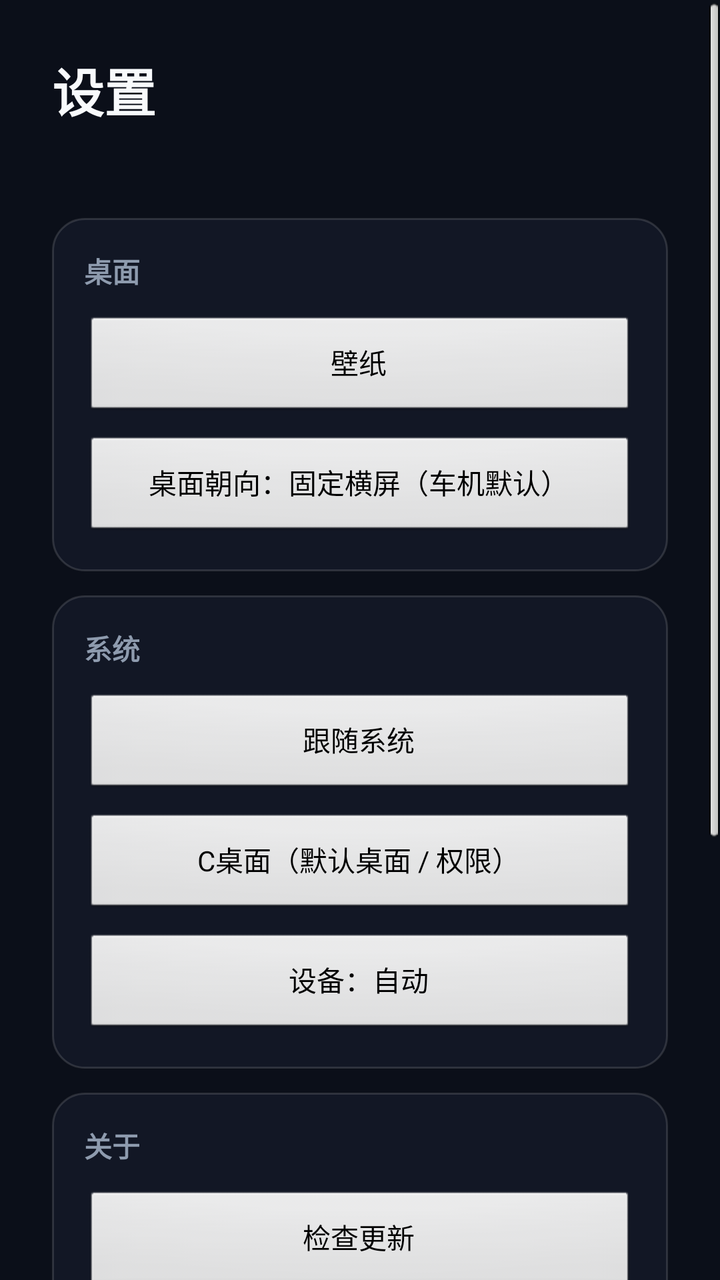
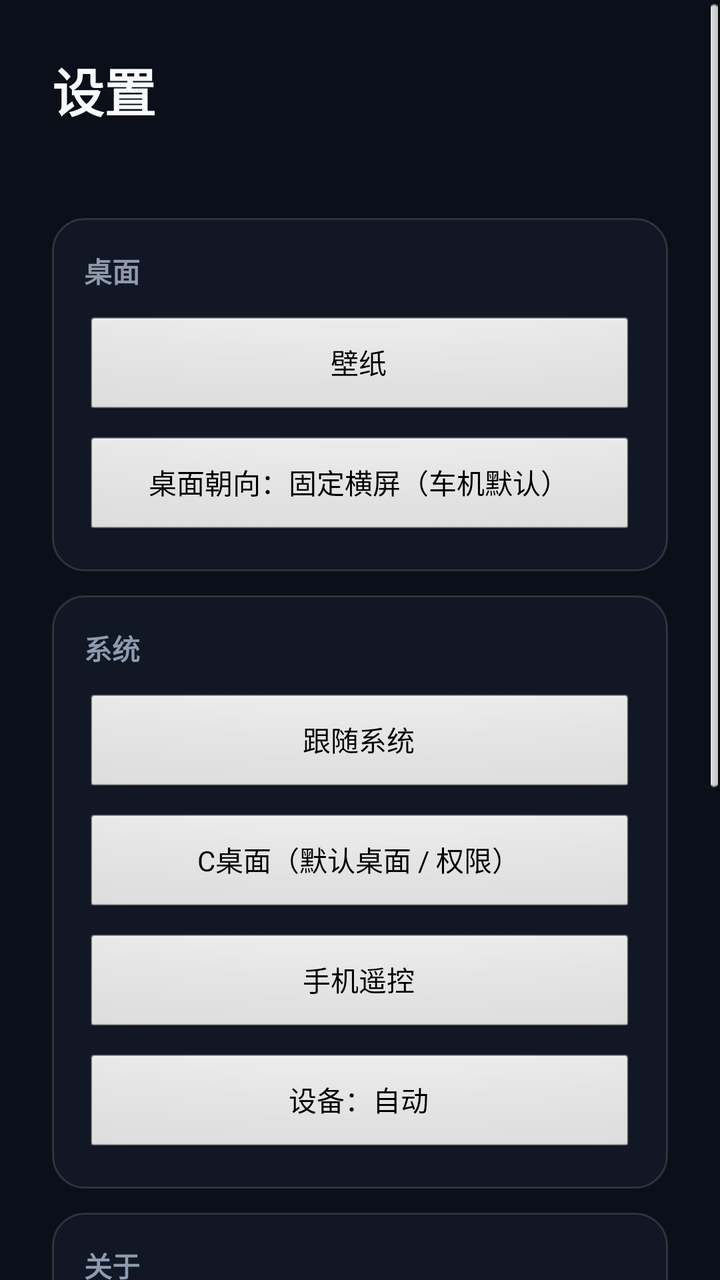

Before-and-after screenshots of an Android layout around one commit, followed by the original layout XML and the change that was made.
<!-- AndroidManifest.xml: application theme AppTheme -->
<!-- res/layout/activity_settings.xml -->
<?xml version="1.0" encoding="utf-8"?>
<ScrollView xmlns:android="http://schemas.android.com/apk/res/android"
    android:id="@+id/scrollSettings"
    android:layout_width="match_parent"
    android:layout_height="match_parent"
    android:background="@color/bg_base">

    <LinearLayout
        android:id="@+id/rootSettings"
        android:layout_width="match_parent"
        android:layout_height="wrap_content"
        android:layout_margin="26dp"
        android:orientation="vertical">

        <TextView
            android:id="@+id/tvSetTitle"
            android:layout_width="wrap_content"
            android:layout_height="wrap_content"
            android:text="@string/settings_title"
            android:textSize="@dimen/text_title"
            android:textStyle="bold"
            android:textColor="@color/text_primary" />

        <TextView
            android:id="@+id/tvSetVersion"
            android:layout_width="wrap_content"
            android:layout_height="wrap_content"
            android:layout_marginTop="6dp"
            android:textSize="@dimen/text_body"
            android:textColor="@color/text_secondary" />

        
        <LinearLayout
            android:layout_width="match_parent"
            android:layout_height="wrap_content"
            android:layout_marginTop="20dp"
            android:orientation="vertical"
            android:background="@drawable/bg_card"
            android:padding="16dp">

            <TextView
                android:layout_width="wrap_content"
                android:layout_height="wrap_content"
                android:text="@string/settings_desktop"
                android:textSize="14sp"
                android:textStyle="bold"
                android:textColor="@color/text_secondary" />

            <Button android:id="@+id/btnSetWallpaper"
                android:layout_width="match_parent" android:layout_height="52dp"
                android:layout_marginTop="12dp" android:text="@string/wallpaper" />

            <Button android:id="@+id/btnSetOrient"
                android:layout_width="match_parent" android:layout_height="52dp"
                android:layout_marginTop="8dp" android:text="@string/settings_orient_landscape" />
        </LinearLayout>

        
        <LinearLayout
            android:layout_width="match_parent"
            android:layout_height="wrap_content"
            android:layout_marginTop="12dp"
            android:orientation="vertical"
            android:background="@drawable/bg_card"
            android:padding="16dp">

            <TextView
                android:layout_width="wrap_content"
                android:layout_height="wrap_content"
                android:text="@string/settings_system"
                android:textSize="14sp"
                android:textStyle="bold"
                android:textColor="@color/text_secondary" />

            <Button android:id="@+id/btnSetLang"
                android:layout_width="match_parent" android:layout_height="52dp"
                android:layout_marginTop="12dp" android:text="@string/lang_auto" />

            <Button android:id="@+id/btnSetCore"
                android:layout_width="match_parent" android:layout_height="52dp"
                android:layout_marginTop="8dp" android:text="@string/settings_core" />

            <Button android:id="@+id/btnSetDevice"
                android:layout_width="match_parent" android:layout_height="52dp"
                android:layout_marginTop="8dp" android:text="@string/device_auto" />
        </LinearLayout>

        
        <LinearLayout
            android:layout_width="match_parent"
            android:layout_height="wrap_content"
            android:layout_marginTop="12dp"
            android:orientation="vertical"
            android:background="@drawable/bg_card"
            android:padding="16dp">

            <TextView
                android:layout_width="wrap_content"
                android:layout_height="wrap_content"
                android:text="@string/settings_about"
                android:textSize="14sp"
                android:textStyle="bold"
                android:textColor="@color/text_secondary" />

            <Button android:id="@+id/btnSetUpdate"
                android:layout_width="match_parent" android:layout_height="52dp"
                android:layout_marginTop="12dp" android:text="@string/settings_check_update" />

            <Button android:id="@+id/btnSetDisclaimer"
                android:layout_width="match_parent" android:layout_height="52dp"
                android:layout_marginTop="8dp" android:text="@string/disclaimer_title" />

            <Button android:id="@+id/btnSetLog"
                android:layout_width="match_parent" android:layout_height="52dp"
                android:layout_marginTop="8dp" android:text="@string/settings_log" />

            <Button android:id="@+id/btnSetCleanup"
                android:layout_width="match_parent" android:layout_height="52dp"
                android:layout_marginTop="8dp" android:text="@string/cleanup_title" />

            <Button android:id="@+id/btnSetTransfer"
                android:layout_width="match_parent" android:layout_height="52dp"
                android:layout_marginTop="8dp" android:text="@string/transfer" />
        </LinearLayout>

        <Button android:id="@+id/btnSetBack"
            android:layout_width="match_parent" android:layout_height="52dp"
            android:layout_marginTop="20dp" android:text="@string/transfer_back" />
    </LinearLayout>
</ScrollView>
<!-- resources referenced by this layout -->
<resources>
  <color name="bg_base">#FF0B0F19</color>
  <color name="text_primary">#FFF8FAFC</color>
  <color name="text_secondary">#FF8E9BAE</color>
  <dimen name="text_body">14sp</dimen>
  <dimen name="text_title">26sp</dimen>
  <!-- drawable bg_card (drawable) -->
  <?xml version="1.0" encoding="utf-8"?>
  <shape xmlns:android="http://schemas.android.com/apk/res/android" android:shape="rectangle">
      <solid android:color="#B3161C2C" />
      <corners android:radius="16dp" />
      <stroke android:width="1dp" android:color="#22FFFFFF" />
  </shape>
  <string name="cleanup_title">缓存清理</string>
  <string name="device_auto">设备：自动</string>
  <string name="disclaimer_title">使用须知</string>
  <string name="lang_auto">跟随系统</string>
  <string name="settings_about">关于</string>
  <string name="settings_check_update">检查更新</string>
  <string name="settings_core">C桌面（默认桌面 / 权限）</string>
  <string name="settings_desktop">桌面</string>
  <string name="settings_log">复制诊断日志</string>
  <string name="settings_orient_landscape">桌面朝向：固定横屏（车机默认）</string>
  <string name="settings_system">系统</string>
  <string name="settings_title">设置</string>
  <string name="transfer">局域网传输</string>
  <string name="transfer_back">返回</string>
  <string name="wallpaper">壁纸</string>
  <style name="AppTheme" parent="@android:style/Theme.NoTitleBar.Fullscreen">
          <item name="android:windowBackground">#0B1020</item>
          <item name="android:windowFullscreen">true</item>
          <item name="android:windowNoTitle">true</item>
      </style>
</resources>

<!-- the commit's change to res/layout/activity_settings.xml (unified diff, before → after) -->
@@ -80,6 +80,10 @@
                 android:layout_width="match_parent" android:layout_height="52dp"
                 android:layout_marginTop="8dp" android:text="@string/settings_core" />
 
+            <Button android:id="@+id/btnSetRemote"
+                android:layout_width="match_parent" android:layout_height="52dp"
+                android:layout_marginTop="8dp" android:text="@string/remote" />
+
             <Button android:id="@+id/btnSetDevice"
                 android:layout_width="match_parent" android:layout_height="52dp"
                 android:layout_marginTop="8dp" android:text="@string/device_auto" />
<!-- resource entries referenced after the edit -->
@@ -16,6 +16,7 @@
   <string name="device_auto">设备：自动</string>
   <string name="disclaimer_title">使用须知</string>
   <string name="lang_auto">跟随系统</string>
+  <string name="remote">手机遥控</string>
   <string name="settings_about">关于</string>
   <string name="settings_check_update">检查更新</string>
   <string name="settings_core">C桌面（默认桌面 / 权限）</string>
